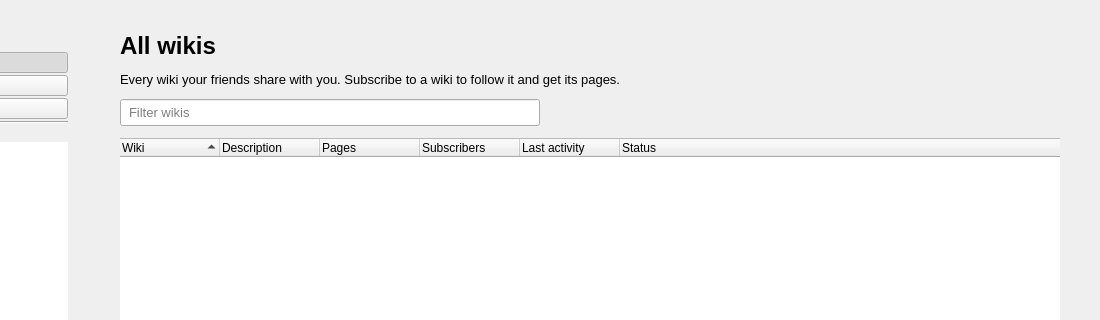
defnax/RsWiki, file gui/RsWikiDialog.ui: the form before one commit; both pictures show x 180 to 1280 and y 0 to 320 of the 1280 by 820 pixel window.
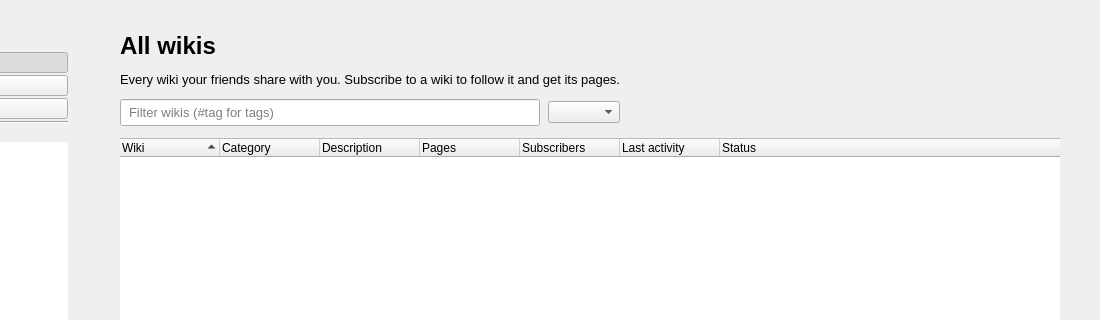
The form after the commit. The open tabs and pages were chosen to show the change. Icons and pictures are not drawn. Custom widgets are drawn as their Qt base class.

Commit message:
RsWiki: add page tags and wiki categories/tags
- Tags field in the page editor is now saved and loaded
- Tags shown under the page title; clicking one lists all pages with it
- Search and page filter match tags, #tag for exact match
- Category and tags in the wiki create/edit dialog
- Category and tags on the wiki overview; Browse gets a category
  column and category filter

Patch:
```diff
--- a/gui/RsWikiDialog.ui
+++ b/gui/RsWikiDialog.ui
@@ -38,7 +38,7 @@
 #cardStatsLabel { font-size: 9pt; }
 #browseTitleLabel { font-size: 18pt; font-weight: bold; }
 #overviewTitleLabel { font-size: 20pt; font-weight: bold; }
-#overviewStatsLabel { font-size: 9pt; }
+#overviewStatsLabel, #overviewTagsLabel, #pageTagsLabel { font-size: 9pt; }
 #pageHeaderFrame { border: none; border-bottom: 1px solid palette(mid); }
 #pageHeaderFrame QToolButton { font-size: 10pt; padding: 4px 8px; }
 #pageHeaderFrame QToolButton::menu-indicator { image: none; }
@@ -1028,6 +1028,11 @@
         </widget>
        </item>
        <item>
+        <layout class="QHBoxLayout" name="browseFilterLayout">
+         <property name="spacing">
+          <number>8</number>
+         </property>
+  <item>
         <widget class="QLineEdit" name="browseFilterEdit">
          <property name="maximumSize">
           <size>
@@ -1036,12 +1041,37 @@
           </size>
          </property>
          <property name="placeholderText">
-          <string>Filter wikis</string>
+            <string>Filter wikis (#tag for tags)</string>
          </property>
          <property name="clearButtonEnabled">
           <bool>true</bool>
          </property>
         </widget>
+         </item>
+         <item>
+          <widget class="QComboBox" name="browseCategoryCombo">
+           <property name="toolTip">
+            <string>Show only wikis of this category</string>
+           </property>
+           <property name="sizeAdjustPolicy">
+            <enum>QComboBox::AdjustToContents</enum>
+           </property>
+          </widget>
+         </item>
+         <item>
+          <spacer name="browseFilterSpacer">
+           <property name="orientation">
+            <enum>Qt::Horizontal</enum>
+           </property>
+           <property name="sizeHint" stdset="0">
+            <size>
+             <width>10</width>
+             <height>10</height>
+            </size>
+           </property>
+          </spacer>
+         </item>
+        </layout>
        </item>
        <item>
         <widget class="QTreeWidget" name="browseTree">
@@ -1068,6 +1098,11 @@
            <string>Wiki</string>
           </property>
          </column>
+         <column>
+          <property name="text">
+           <string>Category</string>
+          </property>
+         </column>
          <column>
           <property name="text">
            <string>Description</string>
```
Left out of the diff: 36 changed lines with no effect on the pictures. Lines whose indentation alone changed are shown as unchanged. The commit also changes 8 other files.
